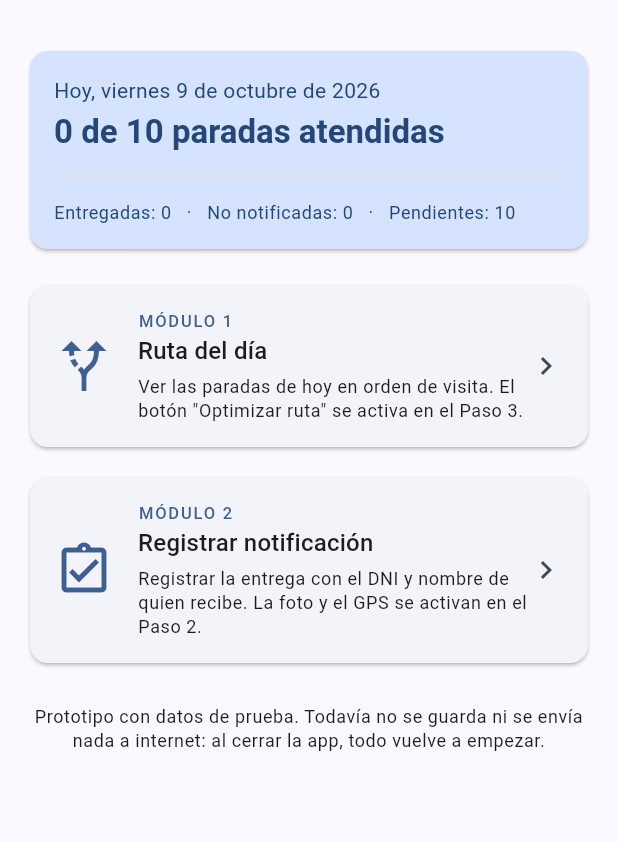
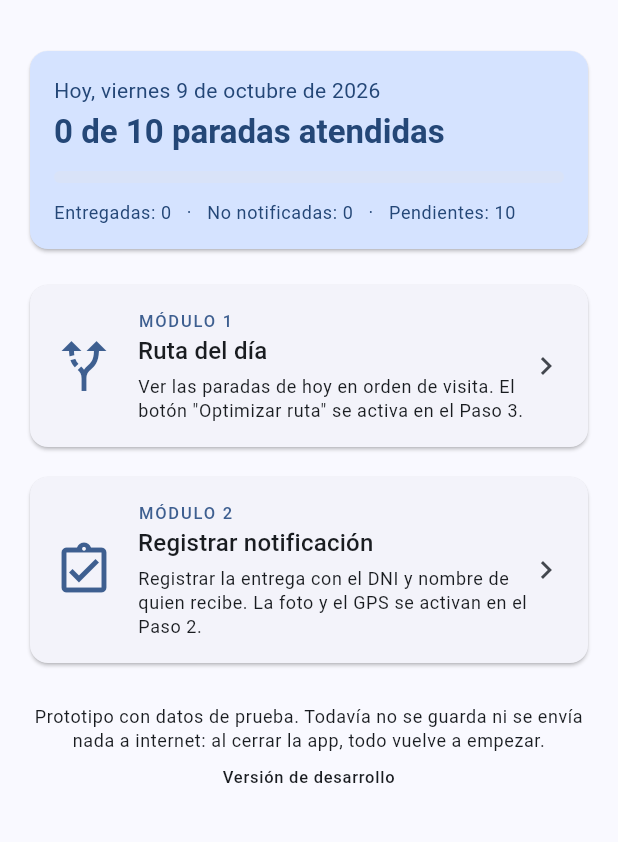
Before and after one commit to DennisMuchaRodriguez/AppFiscal-a-, a Flutter app: the screen it shows after launch, on a phone screen of 412 x 824 dp, the part 63-905 px from its top. Run offline on Flutter 3.47's test engine with Material 3 defaults, Android fonts, the phone set to English and light mode, and no system bars.

Commit message:
Compilar el APK en GitHub para instalarlo en el celular
- Workflow de GitHub Actions: en cada push revisa el código, corre las
  pruebas, compila el APK y lo publica en el release "apk-prueba".
- Llave de firma del prototipo para que cada APK se instale encima del
  anterior.
- El inicio muestra el número de compilación.
- README: pasos para instalar la app desde el celular.

Co-Authored-By: Claude Opus 5.5 <noreply@anthropic.com>
Claude-Session: https://claude.ai/code/session_01GjUMV5i4Fi8FYsKMh2gFys

```diff
--- a/lib/screens/pantalla_inicio.dart
+++ b/lib/screens/pantalla_inicio.dart
@@ -54,12 +54,24 @@ class PantallaInicio extends StatelessWidget {
               textAlign: TextAlign.center,
               style: Theme.of(context).textTheme.bodySmall,
             ),
+            const SizedBox(height: 8),
+            Text(
+              _compilacion.isEmpty
+                  ? 'Versión de desarrollo'
+                  : 'Versión de prueba · compilación #$_compilacion',
+              textAlign: TextAlign.center,
+              style: Theme.of(context).textTheme.labelSmall,
+            ),
           ],
         ),
       ),
     );
   }
 }
+
+/// Número de compilación que pone GitHub al crear el APK
+/// (ver .github/workflows/apk.yml). Sirve para saber si tienes la última versión.
+const _compilacion = String.fromEnvironment('COMPILACION');
 
 /// Tarjeta superior con la fecha y el avance del día.
 class _ResumenDelDia extends StatelessWidget {
```
Also changed, not shown: 5 other files.
